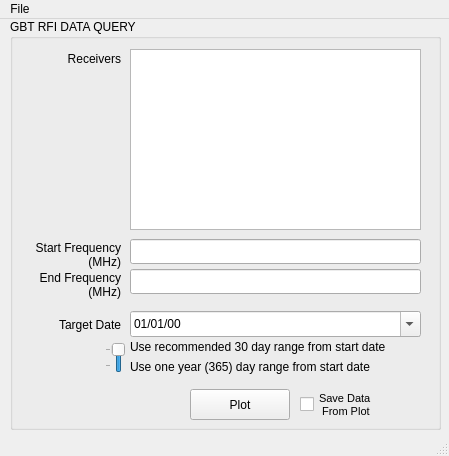
The window that gbt_rfi_gui/RFI_GUI.ui (mahmoud-hallak/gbt-rfi-gui) describes before a commit, drawn with Qt 5.
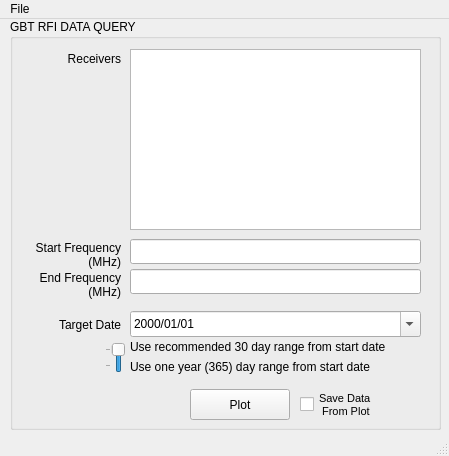
The same window after the commit.

Commit message: Adding new small features per science request: change freq and time printouts on line plot, change to yyyy-MM-dd in qt calendar

```diff
--- a/gbt_rfi_gui/RFI_GUI.ui
+++ b/gbt_rfi_gui/RFI_GUI.ui
@@ -81,7 +81,7 @@
       </rect>
      </property>
      <property name="displayFormat">
-      <string>MM/dd/yy</string>
+      <string>yyyy/MM/dd</string>
      </property>
      <property name="calendarPopup">
       <bool>true</bool>
```
The commit also changes 1 other file.
